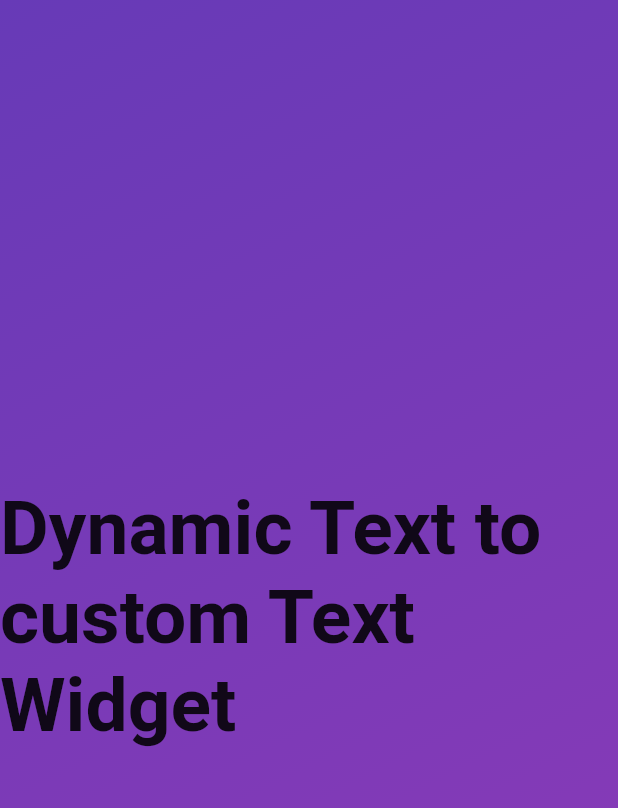
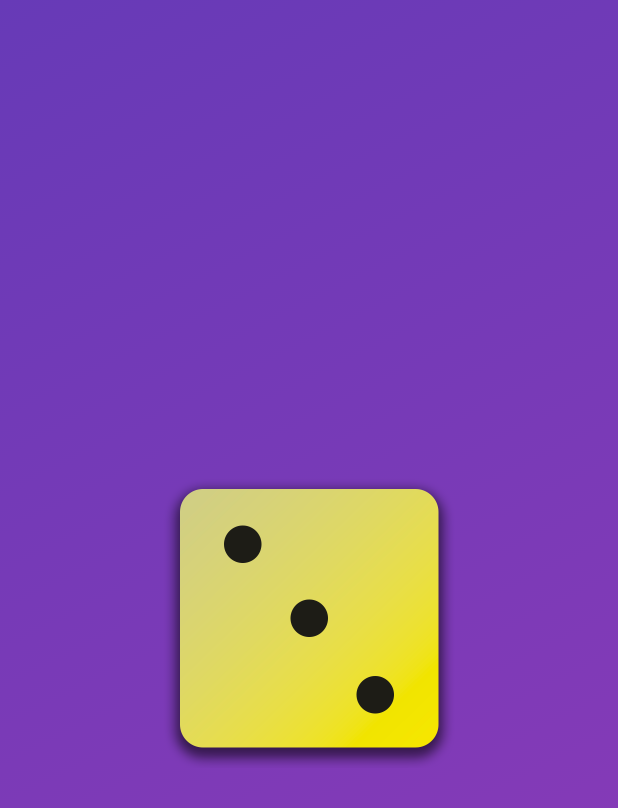
Before and after one commit to siamislam1603/first_app, a Flutter app: the screen it shows after launch, on a phone screen of 412 x 824 dp. Shown: the top 808 px of the screen. Run offline on Flutter 3.47's test engine with Material 2 defaults, Android fonts, the phone set to English and light mode, and no system bars.

```diff
--- a/lib/gradient_container.dart
+++ b/lib/gradient_container.dart
@@ -1,4 +1,3 @@
-import 'package:first_app/styled_text.dart';
 import 'package:flutter/material.dart';
 
 var gradientStartAlignment = Alignment.topLeft;
@@ -19,8 +18,11 @@ class GradientContainer extends StatelessWidget {
           end: gradientEndAlignment,
         ),
       ),
-      child: const Center(
-        child: StyledTextWidget(text: 'Dynamic Text to custom Text Widget'),
+      child: Center(
+        child: Image.asset(
+          'assets/images/dice-3.png',
+          width: 200,
+        ),
       ),
     );
   }
```
Also changed, not shown: pubspec.yaml (+7 -3 lines), assets/images/dice-1.png (added), assets/images/dice-2.png (added), assets/images/dice-3.png (added), assets/images/dice-4.png (added), assets/images/dice-5.png (added), assets/images/dice-6.png (added).
